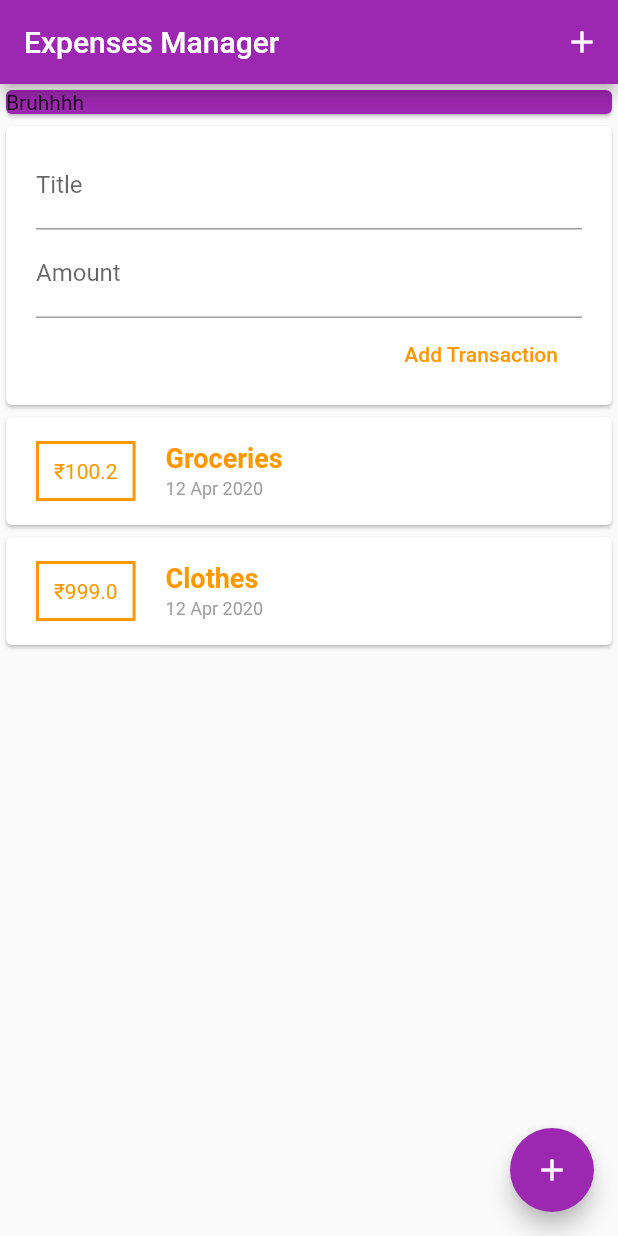
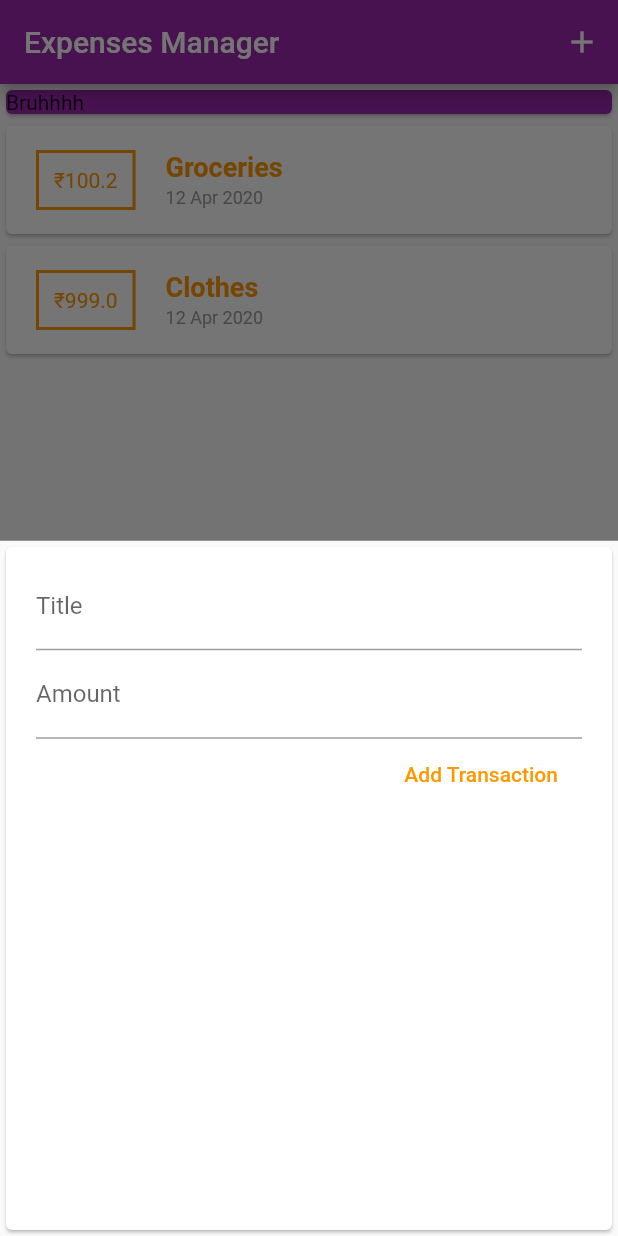
Before and after one commit to shubhamzanwar/learn-flutter, a Flutter app: the screen it shows after launch, after a tap on the "add" icon, on a phone screen of 412 x 824 dp. Run offline on Flutter 3.47's test engine with Material 2 defaults, Android fonts, the phone set to English and light mode, and no system bars.

Commit message:
moving everything to App file

```diff
--- a/expensesmanager/lib/app.dart
+++ b/expensesmanager/lib/app.dart
@@ -42,9 +42,29 @@ class _AppState extends State<App> {
     });
   }
 
+  void _showTransactionInputForm(BuildContext ctx) {
+    showModalBottomSheet(
+      context: ctx,
+      builder: (_) {
+        return TransactionInputForm(_addTransaction);
+      },
+    );
+  }
+
   @override
   Widget build(BuildContext context) {
-    return Column(
+    return Scaffold(
+      appBar: AppBar(
+        title: Text("Expenses Manager"),
+        backgroundColor: Colors.purple,
+        actions: <Widget>[
+          IconButton(
+            icon: Icon(Icons.add),
+            onPressed: () {_showTransactionInputForm(context);},
+          )
+        ],
+      ),
+      body: Column(
         children: [
           Container(
             width: double.infinity,
@@ -56,7 +76,6 @@ class _AppState extends State<App> {
               ),
             ),
           ),
-        TransactionInputForm(_addTransaction),
           Container(
             height: 500,
             child: ListView.builder(
@@ -70,6 +89,12 @@ class _AppState extends State<App> {
             ),
           ),
         ],
+      ),
+      floatingActionButton: FloatingActionButton(
+        onPressed: () {_showTransactionInputForm(context);},
+        child: Icon(Icons.add),
+        backgroundColor: Colors.purple,
+      ),
     );
   }
 }
--- a/expensesmanager/lib/main.dart
+++ b/expensesmanager/lib/main.dart
@@ -5,23 +5,7 @@ import './app.dart';
 void main() {
   runApp(
     MaterialApp(
-      home: Scaffold(
-          appBar: AppBar(
-            title: Text("Expenses Manager"),
-            backgroundColor: Colors.purple,
-            actions: <Widget>[
-              IconButton(
-                icon: Icon(Icons.add),
-                onPressed: () {},
-              )
-            ],
-          ),
-          body: App(),
-          floatingActionButton: FloatingActionButton(
-            onPressed: () {},
-            child: Icon(Icons.add),
-            backgroundColor: Colors.purple,
-          )),
+      home: App(),
     ),
   );
 }
```
Lines whose indentation alone changed are shown as unchanged.
